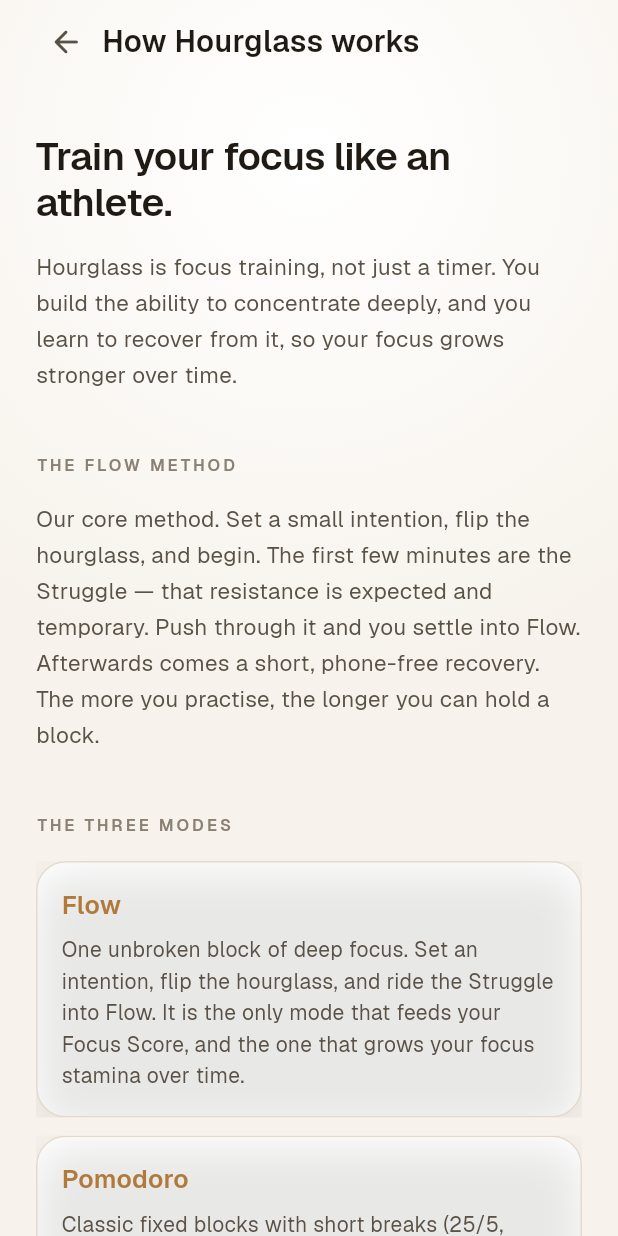
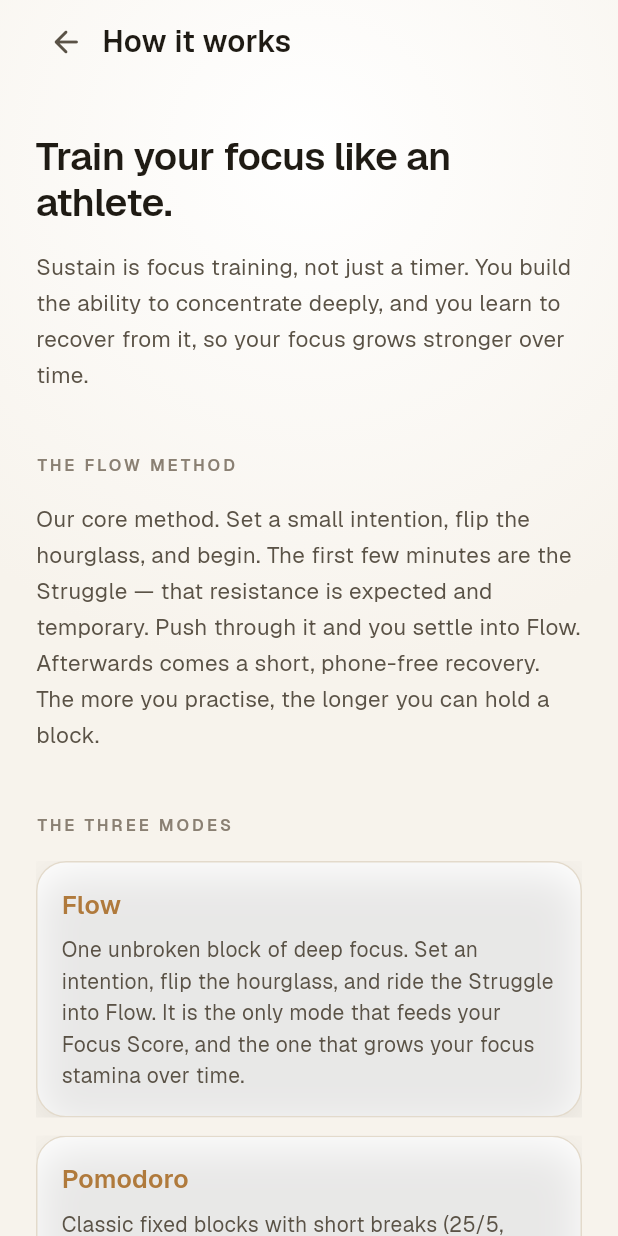
Before and after one commit to trilumos/hourglass, a Flutter app: the GuideScreen screen opened directly, on a phone screen of 412 x 824 dp. Run offline on Flutter 3.47's test engine with Material 3 defaults, Android fonts, the phone set to English and light mode, and no system bars; our stand-ins replace drift, fl_chart, flutter_riverpod, image_picker, shared_preferences, wakelock_plus; accounts and stored records are empty; generated files the repository leaves out were written again.

Commit message:
rename(brand): Hourglass -> Sustain in user-facing strings; guide -> "How it works"

```diff
--- a/lib/app/app.dart
+++ b/lib/app/app.dart
@@ -14,7 +14,7 @@
     final prefs = ref.watch(themeControllerProvider);
     final theme = HgThemes.byId(prefs.themeId);
     return MaterialApp(
-      title: 'Hourglass',
+      title: 'Sustain',
       debugShowCheckedModeBanner: false,
       theme: buildTheme(theme.light, Brightness.light),
       darkTheme: buildTheme(theme.dark, Brightness.dark),
--- a/lib/ui/guide_screen.dart
+++ b/lib/ui/guide_screen.dart
@@ -50,7 +50,7 @@
             child: ListView(
               children: [
                 const SizedBox(height: HgSpacing.sm),
-                const ScreenHeader(title: 'How Hourglass works'),
+                const ScreenHeader(title: 'How it works'),
                 const SizedBox(height: HgSpacing.xl),
 
                 Text(
@@ -66,7 +66,7 @@
                 ),
                 const SizedBox(height: HgSpacing.md),
                 _Body(
-                  'Hourglass is focus training, not just a timer. You build the '
+                  'Sustain is focus training, not just a timer. You build the '
                   'ability to concentrate deeply, and you learn to recover from '
                   'it, so your focus grows stronger over time.',
                 ),
@@ -102,7 +102,7 @@
 
                 _Heading('YOUR PRIVACY'),
                 _Body(
-                  'Hourglass works fully offline. Your sessions, stats, and '
+                  'Sustain works fully offline. Your sessions, stats, and '
                   'profile live only on your device. We collect nothing.',
                 ),
                 const SizedBox(height: HgSpacing.xxl),
--- a/lib/ui/home_screen.dart
+++ b/lib/ui/home_screen.dart
@@ -79,7 +79,7 @@
                     Expanded(
                       child: Center(
                         child: Text(
-                          'HOURGLASS',
+                          'SUSTAIN',
                           style: TextStyle(
                             fontFamily: HgFont.sans,
                             fontSize: 14,
--- a/lib/ui/profile_screen.dart
+++ b/lib/ui/profile_screen.dart
@@ -159,7 +159,7 @@
                 ),
                 Divider(height: 1, color: hg.hairline),
                 _NavRow(
-                  title: 'How Hourglass works',
+                  title: 'How it works',
                   onTap: () => _push(context, const GuideScreen()),
                 ),
                 const SizedBox(height: HgSpacing.xl),
--- a/lib/ui/settings_screen.dart
+++ b/lib/ui/settings_screen.dart
@@ -127,7 +127,7 @@
                 _SectionLabel('ABOUT'),
                 const SizedBox(height: HgSpacing.sm),
                 _ActionRow(
-                  title: 'How Hourglass works',
+                  title: 'How it works',
                   subtitle: 'Modes, the Flow method, and your numbers',
                   onTap: () => Navigator.of(context).push(
                     MaterialPageRoute(builder: (_) => const GuideScreen()),
@@ -138,7 +138,7 @@
                   title: 'Open-source licenses',
                   onTap: () => showLicensePage(
                     context: context,
-                    applicationName: 'Hourglass',
+                    applicationName: 'Sustain',
                     applicationVersion: '1.0.0',
                   ),
                 ),
@@ -159,7 +159,7 @@
                 // ── Version (absolute bottom) ────────────────────────────────
                 Center(
                   child: Text(
-                    'Hourglass 1.0.0',
+                    'Sustain 1.0.0',
                     style: TextStyle(
                       fontFamily: HgFont.sans,
                       fontSize: 12,
```
Also changed, not shown: 1 other file.
